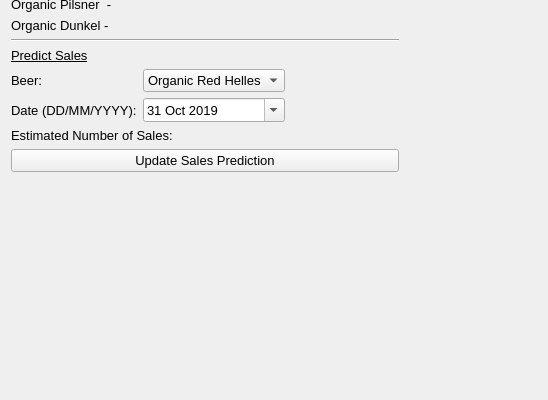
First picture: the form in brewhouse.ui, repository IsaacCheng9/brewhouse-management, before the edit; both pictures show x 0 to 548 and y 320 to 720 of the 960 by 720 pixel window.
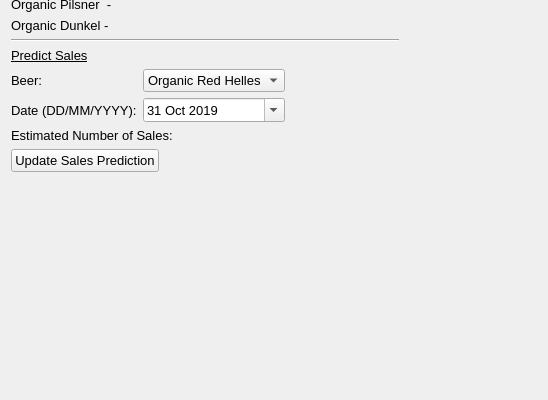
Second picture: the form after the edit.

Commit message: Aligned prediction button to left

```diff
--- a/brewhouse.ui
+++ b/brewhouse.ui
@@ -278,7 +278,7 @@
        </property>
       </widget>
      </item>
-     <item>
+     <item alignment="Qt::AlignLeft">
       <widget class="QPushButton" name="btn_predict">
        <property name="text">
         <string>Update Sales Prediction</string>
```
The commit also changes 1 other file.
